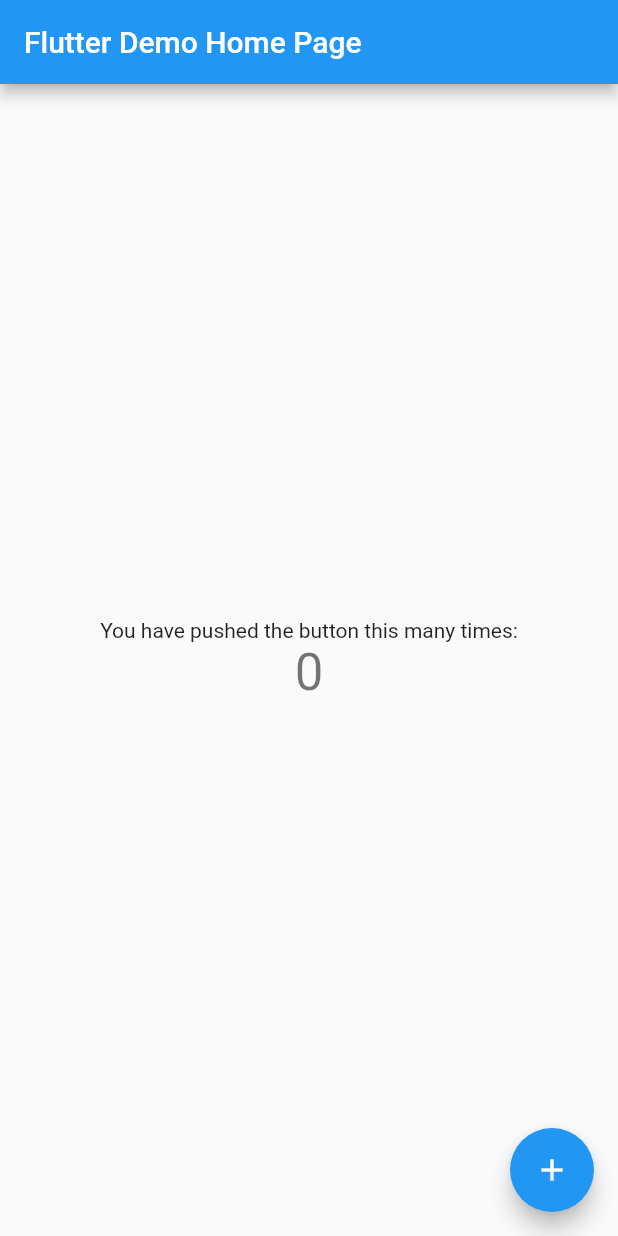
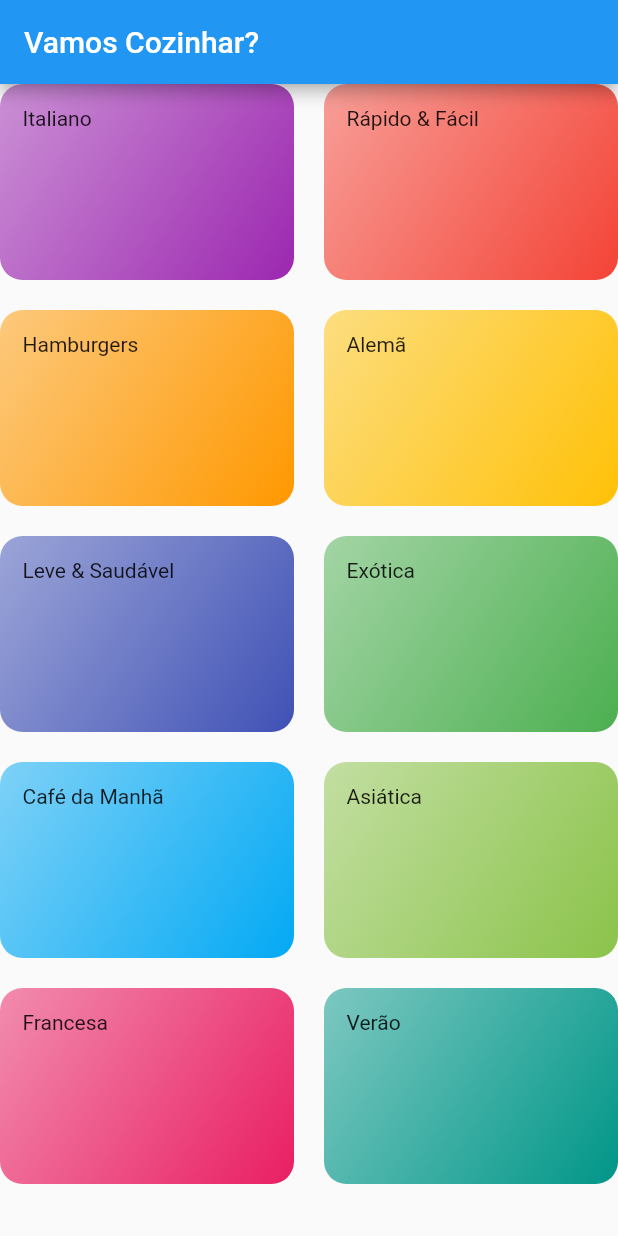
Before and after one commit to arthurfp/Meals-Flutter, a Flutter app: the screen it shows after launch, on a phone screen of 412 x 824 dp. Run offline on Flutter 3.47's test engine with Material 2 defaults, Android fonts, the phone set to English and light mode, and no system bars.

Commit message:
added category component

```diff
--- /dev/null
+++ b/lib/components/category_item.dart
@@ -0,0 +1,27 @@
+import 'package:flutter/material.dart';
+import '../models/category.dart';
+
+class CategoryItem extends StatelessWidget {
+  final Category category;
+
+  const CategoryItem(this.category, {Key? key}) : super(key: key);
+
+  @override
+  Widget build(BuildContext context) {
+    return Container(
+      padding: const EdgeInsets.all(15),
+      decoration: BoxDecoration(
+        borderRadius: BorderRadius.circular(15),
+        gradient: LinearGradient(
+          colors: [
+            category.color.withOpacity(0.5),
+            category.color,
+          ],
+          begin: Alignment.topLeft,
+          end: Alignment.bottomRight,
+        ),
+      ),
+      child: Text(category.title),
+    );
+  }
+}
--- /dev/null
+++ b/lib/data/dummy_data.dart
@@ -0,0 +1,55 @@
+import 'package:flutter/material.dart';
+import '../models/category.dart';
+
+const dummyCategories = [
+  Category(
+    id: 'c1',
+    title: 'Italiano',
+    color: Colors.purple,
+  ),
+  Category(
+    id: 'c2',
+    title: 'Rápido & Fácil',
+    color: Colors.red,
+  ),
+  Category(
+    id: 'c3',
+    title: 'Hamburgers',
+    color: Colors.orange,
+  ),
+  Category(
+    id: 'c4',
+    title: 'Alemã',
+    color: Colors.amber,
+  ),
+  Category(
+    id: 'c5',
+    title: 'Leve & Saudável',
+    color: Colors.indigo,
+  ),
+  Category(
+    id: 'c6',
+    title: 'Exótica',
+    color: Colors.green,
+  ),
+  Category(
+    id: 'c7',
+    title: 'Café da Manhã',
+    color: Colors.lightBlue,
+  ),
+  Category(
+    id: 'c8',
+    title: 'Asiática',
+    color: Colors.lightGreen,
+  ),
+  Category(
+    id: 'c9',
+    title: 'Francesa',
+    color: Colors.pink,
+  ),
+  Category(
+    id: 'c10',
+    title: 'Verão',
+    color: Colors.teal,
+  ),
+];
--- a/lib/main.dart
+++ b/lib/main.dart
@@ -1,4 +1,5 @@
 import 'package:flutter/material.dart';
+import 'screens/categories_screen.dart';
 
 void main() {
   runApp(const MyApp());
@@ -7,109 +8,14 @@ void main() {
 class MyApp extends StatelessWidget {
   const MyApp({Key? key}) : super(key: key);
 
-  // This widget is the root of your application.
   @override
   Widget build(BuildContext context) {
     return MaterialApp(
-      title: 'Flutter Demo',
+      title: 'Vamos Cozinhar?',
       theme: ThemeData(
-        // This is the theme of your application.
-        //
-        // Try running your application with "flutter run". You'll see the
-        // application has a blue toolbar. Then, without quitting the app, try
-        // changing the primarySwatch below to Colors.green and then invoke
-        // "hot reload" (press "r" in the console where you ran "flutter run",
-        // or simply save your changes to "hot reload" in a Flutter IDE).
-        // Notice that the counter didn't reset back to zero; the application
-        // is not restarted.
         primarySwatch: Colors.blue,
       ),
-      home: const MyHomePage(title: 'Flutter Demo Home Page'),
+      home: const CategoriesScreen(),
     );
   }
 }
-
-class MyHomePage extends StatefulWidget {
-  const MyHomePage({Key? key, required this.title}) : super(key: key);
-
-  // This widget is the home page of your application. It is stateful, meaning
-  // that it has a State object (defined below) that contains fields that affect
-  // how it looks.
-
-  // This class is the configuration for the state. It holds the values (in this
-  // case the title) provided by the parent (in this case the App widget) and
-  // used by the build method of the State. Fields in a Widget subclass are
-  // always marked "final".
-
-  final String title;
-
-  @override
-  State<MyHomePage> createState() => _MyHomePageState();
-}
-
-class _MyHomePageState extends State<MyHomePage> {
-  int _counter = 0;
-
-  void _incrementCounter() {
-    setState(() {
-      // This call to setState tells the Flutter framework that something has
-      // changed in this State, which causes it to rerun the build method below
-      // so that the display can reflect the updated values. If we changed
-      // _counter without calling setState(), then the build method would not be
-      // called again, and so nothing would appear to happen.
-      _counter++;
-    });
-  }
-
-  @override
-  Widget build(BuildContext context) {
-    // This method is rerun every time setState is called, for instance as done
-    // by the _incrementCounter method above.
-    //
-    // The Flutter framework has been optimized to make rerunning build methods
-    // fast, so that you can just rebuild anything that needs updating rather
-    // than having to individually change instances of widgets.
-    return Scaffold(
-      appBar: AppBar(
-        // Here we take the value from the MyHomePage object that was created by
-        // the App.build method, and use it to set our appbar title.
-        title: Text(widget.title),
-      ),
-      body: Center(
-        // Center is a layout widget. It takes a single child and positions it
-        // in the middle of the parent.
-        child: Column(
-          // Column is also a layout widget. It takes a list of children and
-          // arranges them vertically. By default, it sizes itself to fit its
-          // children horizontally, and tries to be as tall as its parent.
-          //
-          // Invoke "debug painting" (press "p" in the console, choose the
-          // "Toggle Debug Paint" action from the Flutter Inspector in Android
-          // Studio, or the "Toggle Debug Paint" command in Visual Studio Code)
-          // to see the wireframe for each widget.
-          //
-          // Column has various properties to control how it sizes itself and
-          // how it positions its children. Here we use mainAxisAlignment to
-          // center the children vertically; the main axis here is the vertical
-          // axis because Columns are vertical (the cross axis would be
-          // horizontal).
-          mainAxisAlignment: MainAxisAlignment.center,
-          children: <Widget>[
-            const Text(
-              'You have pushed the button this many times:',
-            ),
-            Text(
-              '$_counter',
-              style: Theme.of(context).textTheme.headline4,
-            ),
-          ],
-        ),
-      ),
-      floatingActionButton: FloatingActionButton(
-        onPressed: _incrementCounter,
-        tooltip: 'Increment',
-        child: const Icon(Icons.add),
-      ), // This trailing comma makes auto-formatting nicer for build methods.
-    );
-  }
-}
--- /dev/null
+++ b/lib/models/category.dart
@@ -0,0 +1,13 @@
+import 'package:flutter/material.dart';
+
+class Category {
+  final String id;
+  final String title;
+  final Color color;
+
+  const Category({
+    required this.id,
+    required this.title,
+    this.color = Colors.orange,
+  });
+}
--- /dev/null
+++ b/lib/screens/categories_screen.dart
@@ -0,0 +1,27 @@
+import 'package:flutter/material.dart';
+import '../components/category_item.dart';
+import '../data/dummy_data.dart';
+
+class CategoriesScreen extends StatelessWidget {
+  const CategoriesScreen({Key? key}) : super(key: key);
+
+  @override
+  Widget build(BuildContext context) {
+    return Scaffold(
+      appBar: AppBar(
+        title: const Text('Vamos Cozinhar?'),
+      ),
+      body: GridView(
+        gridDelegate: const SliverGridDelegateWithMaxCrossAxisExtent(
+          maxCrossAxisExtent: 200,
+          childAspectRatio: 3 / 2,
+          crossAxisSpacing: 20,
+          mainAxisSpacing: 20,
+        ),
+        children: dummyCategories.map((cat) {
+          return CategoryItem(cat);
+        }).toList(),
+      ),
+    );
+  }
+}
--- a/pubspec.yaml
+++ b/pubspec.yaml
@@ -18,7 +18,7 @@ publish_to: 'none' # Remove this line if you wish to publish to pub.dev
 version: 1.0.0+1
 
 environment:
-  sdk: ">=2.17.1 <3.0.0"
+  sdk: ">=2.17.6 <3.0.0"
 
 # Dependencies specify other packages that your package needs in order to work.
 # To automatically upgrade your package dependencies to the latest versions
```
